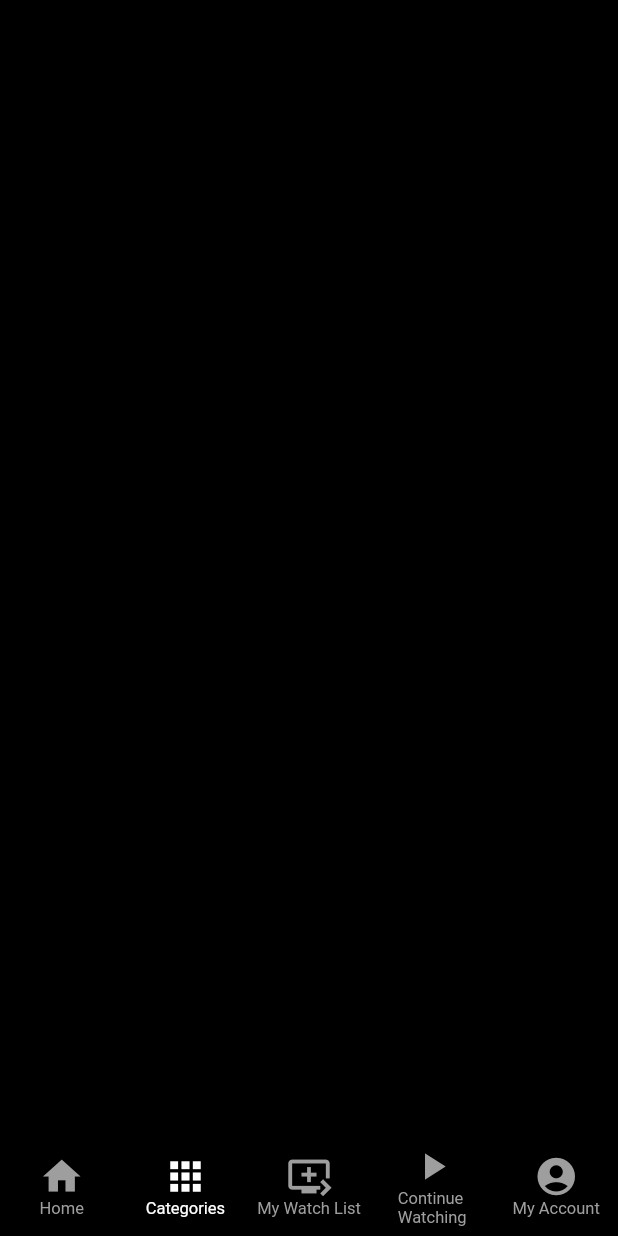
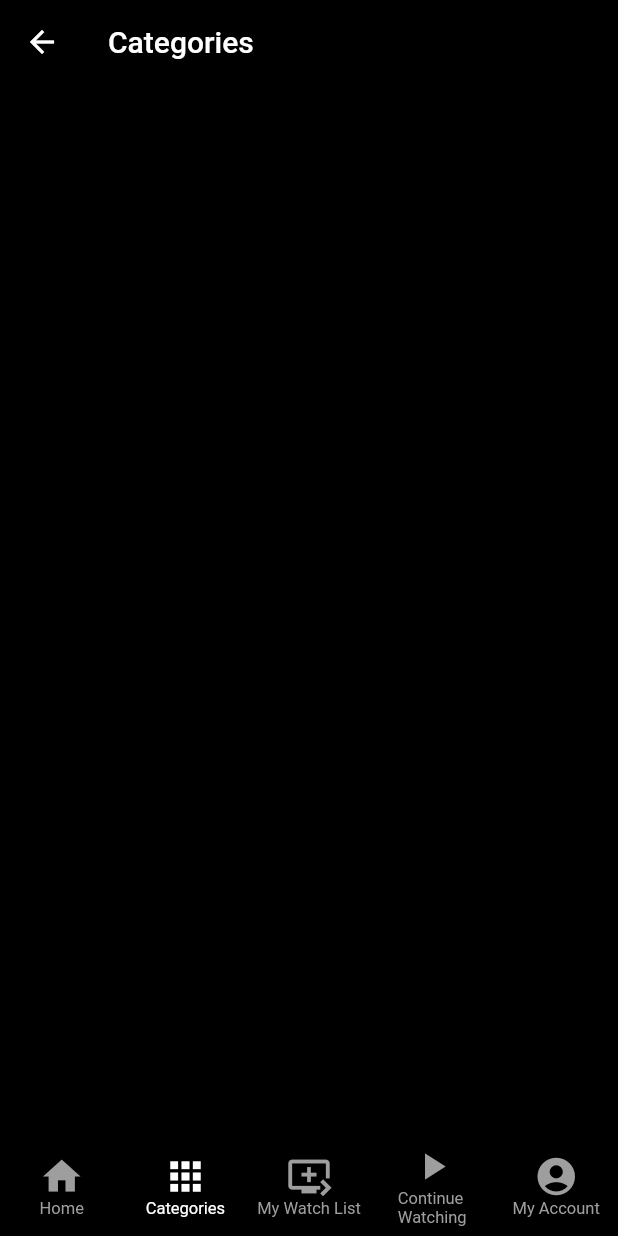
Before and after one commit to jonasreycian/video-on-demand-drm, a Flutter app: the NavScreen screen opened by its route, item 2 of the bottom bar chosen, on a phone screen of 412 x 824 dp. Run offline on Flutter 3.47's test engine with Material 2 defaults, Android fonts, the phone set to English and light mode, and no system bars; our stand-ins replace bloc, country_code_picker, flutter_bloc, flutter_staggered_animations, pin_input_text_field, video_player.

Commit message:
[added] category screen

```diff
--- /dev/null
+++ b/lib/screens/categories_screen.dart
@@ -0,0 +1,28 @@
+import 'package:flutter/material.dart';
+
+class CatergoriesScreen extends StatelessWidget {
+  const CatergoriesScreen({
+    Key? key,
+  }) : super(key: key);
+
+  @override
+  Widget build(BuildContext context) {
+    return Scaffold(
+      extendBodyBehindAppBar: true,
+      backgroundColor: Colors.black,
+      appBar: AppBar(
+        backgroundColor: Colors.transparent,
+        title: Text('Categories'),
+      ),
+      body: SafeArea(
+        child: SingleChildScrollView(
+          child: Column(
+            children: [
+              const SizedBox(),
+            ],
+          ),
+        ),
+      ),
+    );
+  }
+}
--- a/lib/screens/nav_screen.dart
+++ b/lib/screens/nav_screen.dart
@@ -1,3 +1,4 @@
+import 'package:aq_prime/screens/categories_screen.dart';
 import 'package:aq_prime/screens/my_account_screen.dart';
 import 'package:flutter/material.dart';
 import 'package:flutter_bloc/flutter_bloc.dart';
@@ -14,7 +15,7 @@ class NavScreen extends StatefulWidget {
 class _NavScreenState extends State<NavScreen> {
   final List<Widget> _screens = [
     HomeScreen(key: PageStorageKey('homeScreen')),
-    Scaffold(),
+    CatergoriesScreen(),
     Scaffold(),
     Scaffold(),
     MyAccountScreen(),
```
